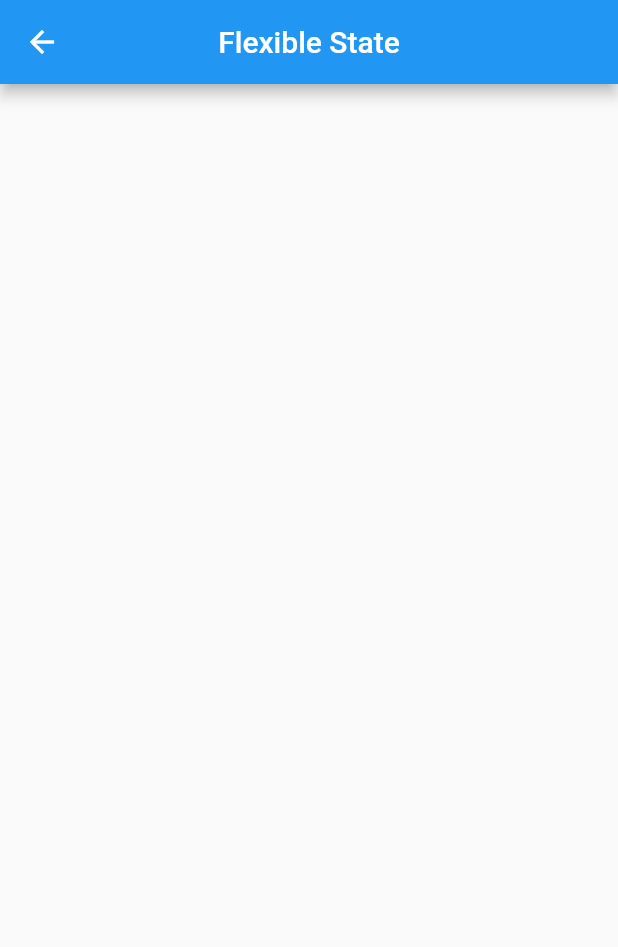
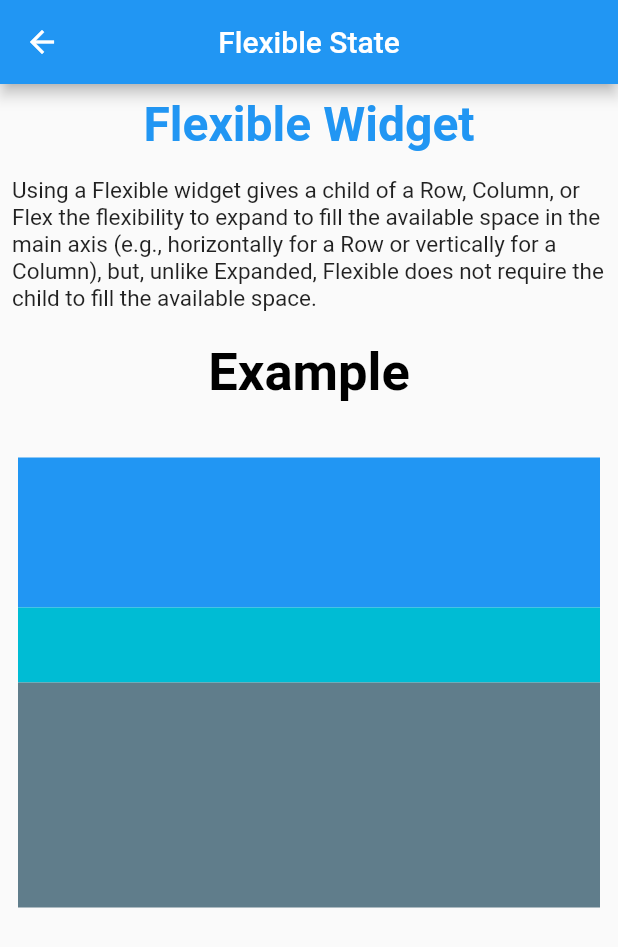
Before and after one commit to rushilshah23/Task-10, a Flutter app: the WidgetHomePage screen opened directly, after a tap on "Flexible", on a phone screen of 412 x 824 dp. Shown: the top 947 px of the screen. Run offline on Flutter 3.47's test engine with Material 2 defaults, Android fonts, the phone set to English and light mode, and no system bars; our stand-ins replace firebase_auth, firebase_database, google_sign_in, shared_preferences; missing offline and left inert: dart:ffi; accounts and stored records are empty.

Commit message:
Flexible Working

```diff
--- a/lib/views/WidgetHome.dart
+++ b/lib/views/WidgetHome.dart
@@ -23,6 +23,9 @@ class _WidgetHomePageState extends State<WidgetHomePage> {
         ),
       ),
       body: Center(
+        child: ListView(children: <Widget>[
+          Container(
+            height: 800,
             child: Column(
               crossAxisAlignment: CrossAxisAlignment.stretch,
               children: <Widget>[
@@ -40,8 +43,8 @@ class _WidgetHomePageState extends State<WidgetHomePage> {
                       child: Center(
                         child: Text(
                           "Alert dialog",
-                      style:
-                          TextStyle(fontSize: 20, fontWeight: FontWeight.bold),
+                          style: TextStyle(
+                              fontSize: 20, fontWeight: FontWeight.bold),
                           textAlign: TextAlign.center,
                         ),
                       ),
@@ -61,7 +64,8 @@ class _WidgetHomePageState extends State<WidgetHomePage> {
                     child: Center(
                       child: Text(
                         "Rich Text",
-                    style: TextStyle(fontSize: 20, fontWeight: FontWeight.bold),
+                        style: TextStyle(
+                            fontSize: 20, fontWeight: FontWeight.bold),
                         textAlign: TextAlign.center,
                         strutStyle: StrutStyle(),
                       ),
@@ -82,8 +86,8 @@ class _WidgetHomePageState extends State<WidgetHomePage> {
                       child: Center(
                         child: Text(
                           "Selectable Text",
-                      style:
-                          TextStyle(fontSize: 20, fontWeight: FontWeight.bold),
+                          style: TextStyle(
+                              fontSize: 20, fontWeight: FontWeight.bold),
                           textAlign: TextAlign.center,
                         ),
                       ),
@@ -103,7 +107,8 @@ class _WidgetHomePageState extends State<WidgetHomePage> {
                     child: Center(
                       child: Text(
                         "Flexible",
-                    style: TextStyle(fontSize: 20, fontWeight: FontWeight.bold),
+                        style: TextStyle(
+                            fontSize: 20, fontWeight: FontWeight.bold),
                         textAlign: TextAlign.center,
                       ),
                     ),
@@ -138,13 +143,16 @@ class _WidgetHomePageState extends State<WidgetHomePage> {
                   color: Colors.red[300],
                   child: GestureDetector(
                     onTap: () {
-                  Navigator.push(context,
-                      MaterialPageRoute(builder: (context) => WidgetDivider()));
+                      Navigator.push(
+                          context,
+                          MaterialPageRoute(
+                              builder: (context) => WidgetDivider()));
                     },
                     child: Center(
                       child: Text(
                         "Divider",
-                    style: TextStyle(fontSize: 20, fontWeight: FontWeight.bold),
+                        style: TextStyle(
+                            fontSize: 20, fontWeight: FontWeight.bold),
                         textAlign: TextAlign.center,
                       ),
                     ),
@@ -164,8 +172,8 @@ class _WidgetHomePageState extends State<WidgetHomePage> {
                       child: Center(
                         child: Text(
                           "Ignore Pointer",
-                      style:
-                          TextStyle(fontSize: 20, fontWeight: FontWeight.bold),
+                          style: TextStyle(
+                              fontSize: 20, fontWeight: FontWeight.bold),
                           textAlign: TextAlign.center,
                         ),
                       ),
@@ -185,7 +193,8 @@ class _WidgetHomePageState extends State<WidgetHomePage> {
                     child: Center(
                       child: Text(
                         "Coloured Filter",
-                    style: TextStyle(fontSize: 20, fontWeight: FontWeight.bold),
+                        style: TextStyle(
+                            fontSize: 20, fontWeight: FontWeight.bold),
                         textAlign: TextAlign.center,
                       ),
                     ),
@@ -205,8 +214,8 @@ class _WidgetHomePageState extends State<WidgetHomePage> {
                       child: Center(
                         child: Text(
                           "Tool Tip",
-                      style:
-                          TextStyle(fontSize: 20, fontWeight: FontWeight.bold),
+                          style: TextStyle(
+                              fontSize: 20, fontWeight: FontWeight.bold),
                           textAlign: TextAlign.center,
                         ),
                       ),
@@ -226,7 +235,8 @@ class _WidgetHomePageState extends State<WidgetHomePage> {
                     child: Center(
                       child: Text(
                         "Aspect Ratio",
-                    style: TextStyle(fontSize: 20, fontWeight: FontWeight.bold),
+                        style: TextStyle(
+                            fontSize: 20, fontWeight: FontWeight.bold),
                         textAlign: TextAlign.center,
                       ),
                     ),
@@ -246,8 +256,8 @@ class _WidgetHomePageState extends State<WidgetHomePage> {
                       child: Center(
                         child: Text(
                           "Sized Box",
-                      style:
-                          TextStyle(fontSize: 20, fontWeight: FontWeight.bold),
+                          style: TextStyle(
+                              fontSize: 20, fontWeight: FontWeight.bold),
                           textAlign: TextAlign.center,
                         ),
                       ),
@@ -257,6 +267,8 @@ class _WidgetHomePageState extends State<WidgetHomePage> {
               ],
             ),
           ),
+        ]),
+      ),
     );
   }
 }
--- a/lib/views/WidgetsSection.dart
+++ b/lib/views/WidgetsSection.dart
@@ -124,12 +124,11 @@ class _WidgetSelectableTextState extends State<WidgetSelectableText> {
           SelectableText(
             'Try to select this whole line and copy paste',
             textAlign: TextAlign.center,
-            style: TextStyle(fontWeight: FontWeight.bold,fontSize: 25),
+            style: TextStyle(fontWeight: FontWeight.bold, fontSize: 25),
             cursorColor: Colors.blue,
             autofocus: false,
             showCursor: true,
             enableInteractiveSelection: true,
-
           )
         ],
       ),
@@ -149,6 +148,46 @@ class _WidgetFlexibleState extends State<WidgetFlexible> {
       appBar: AppBar(
         centerTitle: true,
         title: Text("Flexible State"),
+      ),
+      body: ListView(
+        children: <Widget>[
+          widgetDescription(
+              title: "Flexible Widget",
+              description:
+                  "Using a Flexible widget gives a child of a Row, Column, or Flex the flexibility to expand to fill the available space in the main axis (e.g., horizontally for a Row or vertically for a Column), but, unlike Expanded, Flexible does not require the child to fill the available space."),
+          Padding(
+            padding: const EdgeInsets.all(12.0),
+            child: Container(
+              height: 300,
+              child: Column(
+                children: <Widget>[
+                  Flexible(
+                    flex: 2,
+                    fit: FlexFit.tight,
+                    child: Container(
+                      color: Colors.blue,
+                    ),
+                  ),
+                  Flexible(
+                    flex: 1,
+                    fit: FlexFit.loose,
+                    child: Container(
+
+                      color: Colors.cyan,
+                    ),
+                  ),
+                  Flexible(
+                    flex: 3,
+                    fit: FlexFit.tight,
+                    child: Container(
+                      color: Colors.blueGrey,
+                    ),
+                  )
+                ],
+              ),
+            ),
+          )
+        ],
       ),
     );
   }
```
Lines whose indentation alone changed are shown as unchanged.
